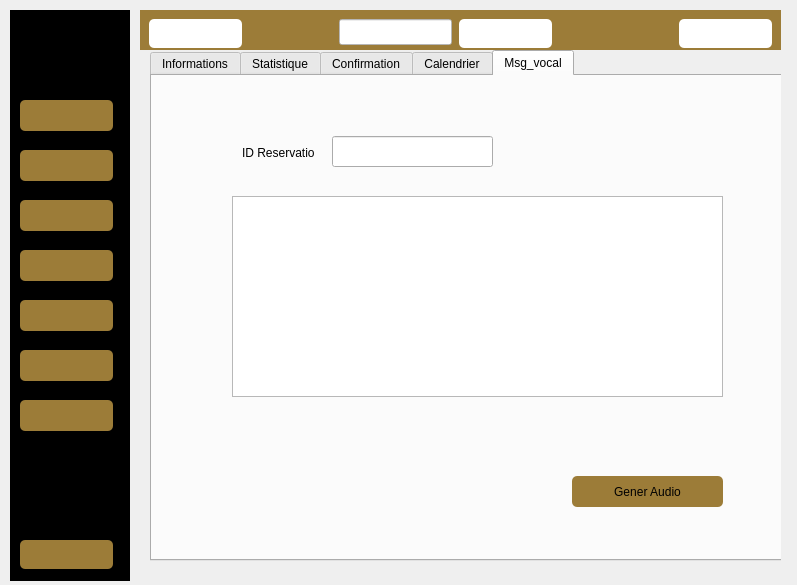
The window that gestionreservation.ui (ProjetCpp-2425/projetcpp-smart-hotel) describes before a commit, drawn with Qt 5.
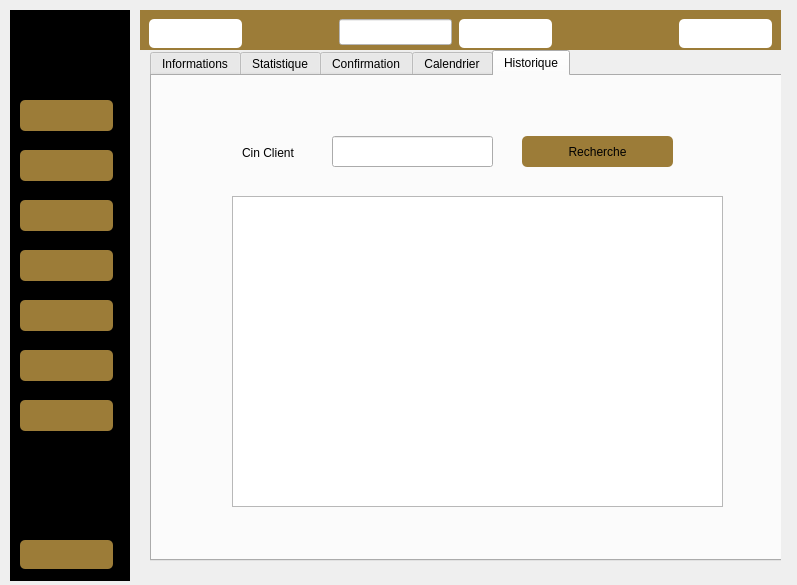
The same window after the commit. The open tabs and pages were chosen to show the change. Icons and pictures are not drawn.

Commit message: validation arduino

```diff
--- a/gestionreservation.ui
+++ b/gestionreservation.ui
@@ -1402,7 +1402,7 @@
        </widget>
        <widget class="QWidget" name="tab_23">
         <attribute name="title">
-         <string>Msg_vocal</string>
+         <string>Historique</string>
         </attribute>
         <widget class="QLineEdit" name="lineEdit_vocal">
          <property name="geometry">
@@ -1420,7 +1420,7 @@
            <x>80</x>
            <y>120</y>
            <width>491</width>
-           <height>201</height>
+           <height>311</height>
           </rect>
          </property>
         </widget>
@@ -1434,14 +1434,14 @@
           </rect>
          </property>
          <property name="text">
-          <string>ID Reservation</string>
+          <string>Cin Client</string>
          </property>
         </widget>
         <widget class="QPushButton" name="pushButton_vocal">
          <property name="geometry">
           <rect>
            <x>420</x>
-           <y>400</y>
+           <y>1380</y>
            <width>151</width>
            <height>31</height>
           </rect>
@@ -1454,6 +1454,36 @@
           <string>Gener Audio</string>
          </property>
         </widget>
+        <widget class="QPushButton" name="pushButton_readArduino">
+         <property name="geometry">
+          <rect>
+           <x>370</x>
+           <y>60</y>
+           <width>151</width>
+           <height>31</height>
+          </rect>
+         </property>
+         <property name="styleSheet">
+          <string notr="true">background-color: rgb(156, 124, 56);
+border-radius:5px;</string>
+         </property>
+         <property name="text">
+          <string>Recherche</string>
+         </property>
+        </widget>
+        <widget class="QCheckBox" name="checkBox_5">
+         <property name="geometry">
+          <rect>
+           <x>230</x>
+           <y>1700</y>
+           <width>93</width>
+           <height>26</height>
+          </rect>
+         </property>
+         <property name="text">
+          <string>CheckBox</string>
+         </property>
+        </widget>
        </widget>
       </widget>
      </widget>
```
Left out of the diff: 10 changed lines with no effect on the pictures. The commit also changes 7 other files.
